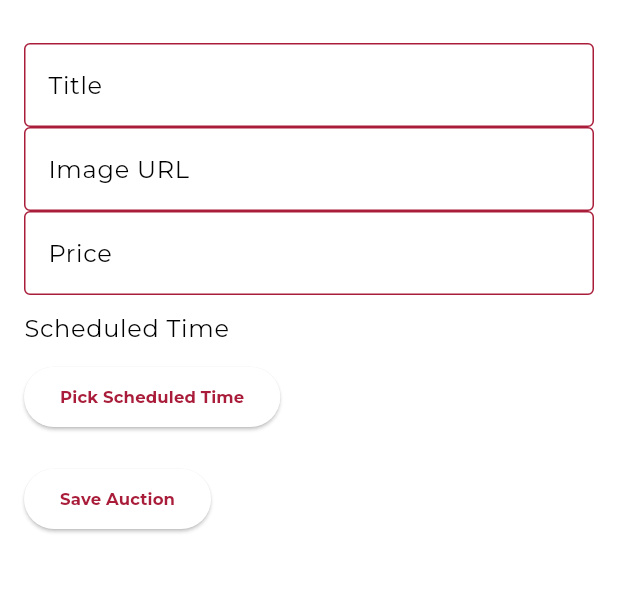
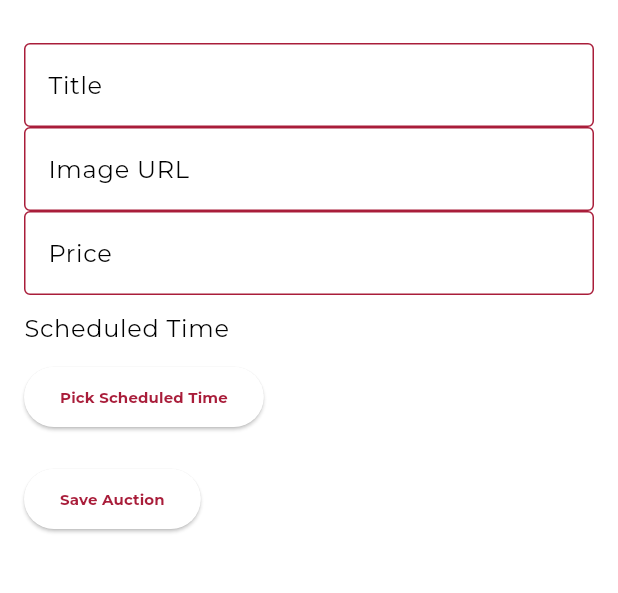
Before and after one commit to AlleTre-E-Commerce-Complex/alletre-flutter, a Flutter app: the screen it shows after launch, after a tap on "Create Auction", on a phone screen of 412 x 824 dp, the part 65-658 px from its top. Run offline on Flutter 3.47's test engine with Material 3 defaults, Android fonts, the phone set to English and light mode, and no system bars; our stand-ins replace flutter_svg.

Commit message:
refactor: size updated

```diff
--- a/lib/utils/theme/app_theme.dart
+++ b/lib/utils/theme/app_theme.dart
@@ -54,7 +54,7 @@ ThemeData customTheme() {
       labelLarge: TextStyle(
         fontFamily: 'Montserrat',
         fontWeight: FontWeight.w600, // Medium
-        fontSize: 11,
+        fontSize: 10,
         color: primaryColor
       ),
       titleLarge: TextStyle(
--- a/lib/view/home/home_screen.dart
+++ b/lib/view/home/home_screen.dart
@@ -19,9 +19,9 @@ class HomeScreen extends StatelessWidget {
 
     return Scaffold(
       appBar: AppBar(
+        toolbarHeight: 58,
         backgroundColor: Theme.of(context).primaryColor,
         title: SizedBox(
-          height: 28,
           width: 69,
           child: SvgPicture.asset(
             'assets/images/alletre_header.svg',
@@ -34,14 +34,14 @@ class HomeScreen extends StatelessWidget {
               context.read<LanguageProvider>().toggleLanguage();
             },
             child: SizedBox(
-              width: 196,
+              width: 185,
               child: Text(
                 currentLanguage,
                 style: TextStyle(
                   color: secondaryColor,
                   fontSize: currentLanguage == 'English'
-                      ? 14
-                      : 18,
+                      ? 13
+                      : 17,
                       fontWeight: currentLanguage == 'English'
                       ? FontWeight.w500
                       : FontWeight.w600
@@ -71,7 +71,7 @@ class HomeScreen extends StatelessWidget {
             const Padding(
               padding: EdgeInsets.all(16.0),
               child: Text('//card banner will appear here...',
-              style: TextStyle(color: Colors.black)),
+              style: TextStyle(color: onSecondaryColor)),
             ),
             AuctionListWidget(
               title: 'Ongoing Auctions',
@@ -85,10 +85,10 @@ class HomeScreen extends StatelessWidget {
         ),
       ),
       floatingActionButton: Padding(
-        padding: const EdgeInsets.only(right: 4, bottom: 60),
+        padding: const EdgeInsets.only(right: 4, bottom: 61),
         child: SizedBox(
           height: 30,
-          width: 110,
+          width: 105,
           child: FloatingActionButton.extended(
             onPressed: () {
               Navigator.of(context).push(
```
Also changed, not shown: assets/images/alletre_splash.svg (renamed from assets/images/alletre.svg).
